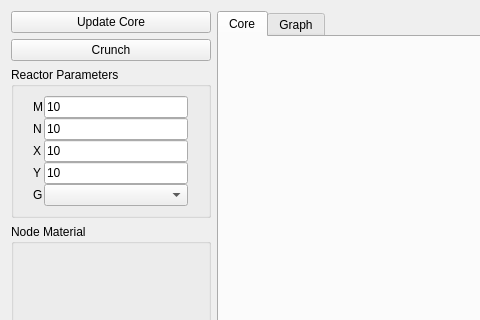
Above: ne470_project3/corewidget.ui from bigorangenuke/Project3_Redux before the change; both pictures show x 0 to 480 and y 0 to 320 of the 1180 by 622 pixel window. Below: the same form after it.
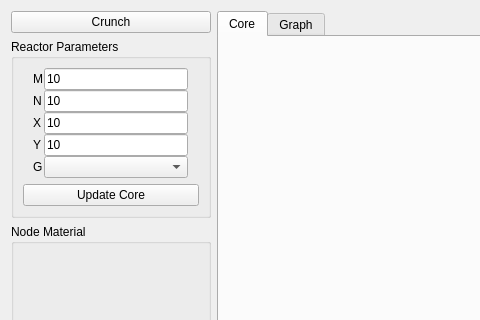
That is the form after the change. Custom widgets are drawn as their Qt base class.

Diff of the .ui file:
```diff
--- a/ne470_project3/corewidget.ui
+++ b/ne470_project3/corewidget.ui
@@ -25,25 +25,6 @@
      <property name="bottomMargin">
       <number>0</number>
      </property>
-     <item>
-      <widget class="QPushButton" name="updateCorePushButton">
-       <property name="sizePolicy">
-        <sizepolicy hsizetype="Preferred" vsizetype="Fixed">
-         <horstretch>0</horstretch>
-         <verstretch>0</verstretch>
-        </sizepolicy>
-       </property>
-       <property name="maximumSize">
-        <size>
-         <width>200</width>
-         <height>16777215</height>
-        </size>
-       </property>
-       <property name="text">
-        <string>Update Core</string>
-       </property>
-      </widget>
-     </item>
      <item>
       <widget class="QPushButton" name="calculatePushButton">
        <property name="sizePolicy">
@@ -199,6 +180,25 @@
           <zorder>groupComboBox</zorder>
          </widget>
         </item>
+        <item>
+         <widget class="QPushButton" name="updateCorePushButton">
+          <property name="sizePolicy">
+           <sizepolicy hsizetype="Preferred" vsizetype="Fixed">
+            <horstretch>0</horstretch>
+            <verstretch>0</verstretch>
+           </sizepolicy>
+          </property>
+          <property name="maximumSize">
+           <size>
+            <width>200</width>
+            <height>16777215</height>
+           </size>
+          </property>
+          <property name="text">
+           <string>Update Core</string>
+          </property>
+         </widget>
+        </item>
        </layout>
       </widget>
      </item>
```
